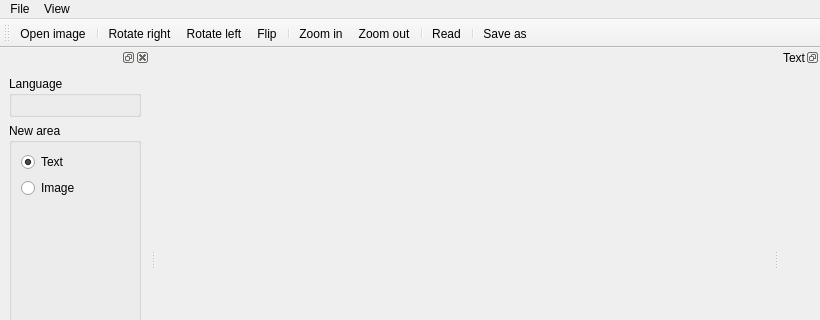
zdenop/lector, file ui_lector.ui: the form before one commit; both pictures show x 0 to 820 and y 0 to 320 of the 820 by 491 pixel window.
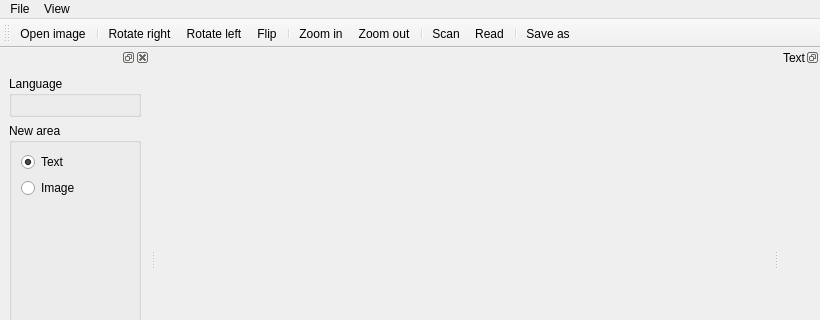
The form after the commit. Icons and pictures are not drawn.

Commit message: Initial scanner support

```diff
--- a/ui_lector.ui
+++ b/ui_lector.ui
@@ -74,6 +74,7 @@
    <addaction name="actionZoomIn" />
    <addaction name="actionZoomOut" />
    <addaction name="separator" />
+   <addaction name="actionScan" />
    <addaction name="actionOcr" />
    <addaction name="separator" />
    <addaction name="actionSaveAs" />
@@ -253,6 +254,11 @@
     <string>Ctrl+S</string>
    </property>
   </action>
+  <action name="actionScan" >
+   <property name="text" >
+    <string>Scan</string>
+   </property>
+  </action>
  </widget>
  <resources>
   <include location="resources.qrc" />
```
Left out of the diff: 31 changed lines with no effect on the pictures. The commit also changes 2 other files.
